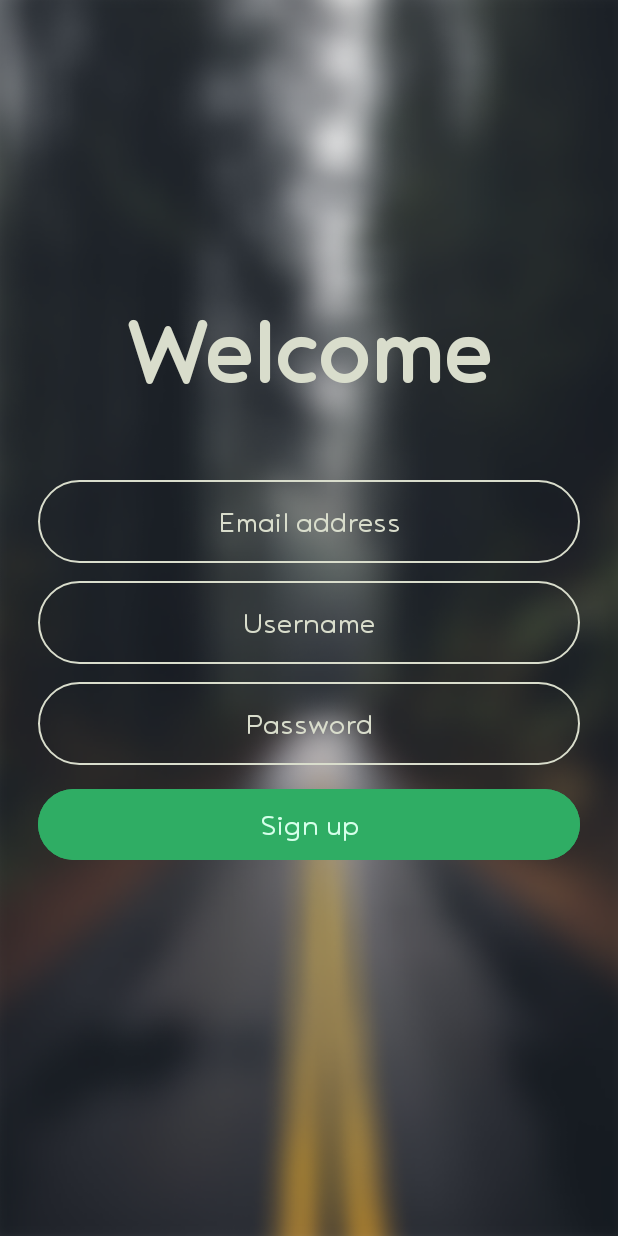
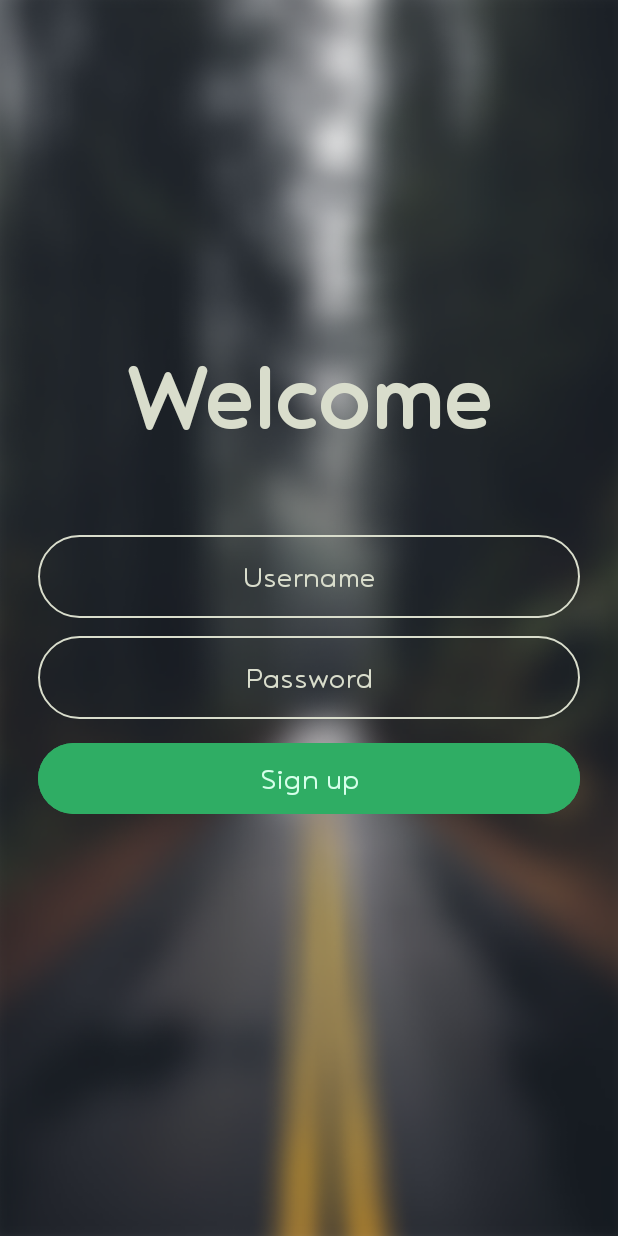
Before and after one commit to Ilmiddin1701/My-Notes-Api, an Android app: the RegisterFragment screen opened through its navigation route, on a phone screen of 412 x 824 dp. Run offline under Robolectric (Android 15) with nearby library versions, the phone set to English and light mode, and no system bars.

Commit message:
my notes

```diff
--- /dev/null
+++ b/app/src/main/java/com/ilmiddin1701/mynotes/models/PostRequestUser.kt
@@ -0,0 +1,6 @@
+package com.ilmiddin1701.mynotes.models
+
+data class PostRequestUser(
+    val password: String,
+    val username: String
+)
--- a/app/src/main/res/layout/fragment_register.xml
+++ b/app/src/main/res/layout/fragment_register.xml
@@ -25,22 +25,6 @@
             android:textColor="#D9DDCC"
             android:textSize="70sp"
             android:textStyle="bold" />
-
-        <EditText
-            android:id="@+id/edtEmail"
-            android:layout_width="match_parent"
-            android:layout_height="55dp"
-            android:layout_marginHorizontal="25dp"
-            android:layout_marginBottom="6dp"
-            android:background="@drawable/edt_style"
-            android:fontFamily="@font/my_font"
-            android:gravity="center"
-            android:hint="@string/email"
-            android:importantForAutofill="no"
-            android:inputType="textEmailAddress"
-            android:textColor="@color/white"
-            android:textColorHint="#D9DDCC"
-            android:textSize="22sp" />
 
         <EditText
             android:id="@+id/edtUsername"
@@ -75,7 +59,7 @@
             android:textSize="22sp" />
 
         <com.google.android.material.button.MaterialButton
-            android:id="@+id/btnSignIn"
+            android:id="@+id/btnSignUp"
             android:layout_width="match_parent"
             android:layout_height="55dp"
             android:layout_marginHorizontal="25dp"
@@ -94,8 +78,7 @@
         android:id="@+id/progress_bar"
         android:layout_width="match_parent"
         android:layout_height="match_parent"
-        android:padding="100dp"
-        android:visibility="gone"
-        />
-
+        android:background="#66000000"
+        android:padding="170dp"
+        android:visibility="gone" />
 </FrameLayout>
```
Also changed, not shown: app/src/main/java/com/ilmiddin1701/mynotes/fragments/RegisterFragment.kt (+31 -1 lines), app/src/main/java/com/ilmiddin1701/mynotes/retrofit/ApiClient.kt (+14 -0 lines), app/src/main/java/com/ilmiddin1701/mynotes/retrofit/ApiService.kt (+9 -0 lines), app/src/main/res/layout/fragment_sign_in.xml (+4 -4 lines).
